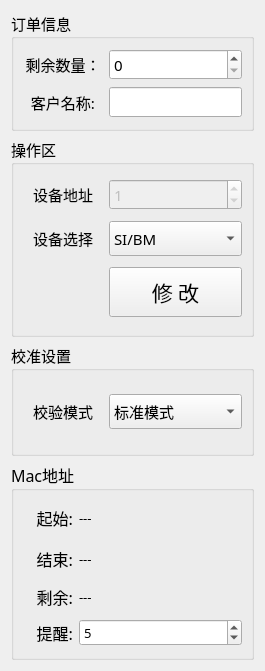
ChinaClever/PDU-MonitorDebug, file PDU-MonitorDebug/setting/set_workwid.ui: the form before one commit.
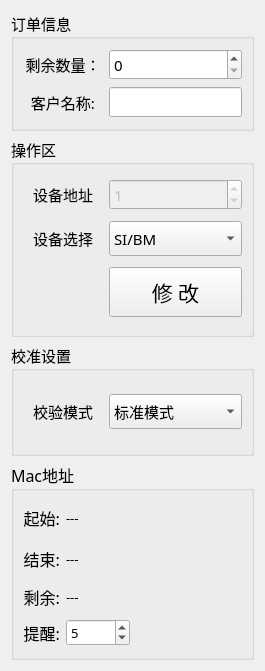
The form after the commit.

Patch:
```diff
--- a/PDU-MonitorDebug/setting/set_workwid.ui
+++ b/PDU-MonitorDebug/setting/set_workwid.ui
@@ -337,19 +337,6 @@
         </property>
        </widget>
       </item>
-      <item row="0" column="1">
-       <widget class="QLabel" name="startMacLab">
-        <property name="font">
-         <font>
-          <family>宋体</family>
-          <pointsize>10</pointsize>
-         </font>
-        </property>
-        <property name="text">
-         <string>---</string>
-        </property>
-       </widget>
-      </item>
       <item row="1" column="0">
        <widget class="QLabel" name="label_12">
         <property name="minimumSize">
@@ -372,19 +359,6 @@
         </property>
        </widget>
       </item>
-      <item row="1" column="1">
-       <widget class="QLabel" name="endMacLab">
-        <property name="font">
-         <font>
-          <family>宋体</family>
-          <pointsize>10</pointsize>
-         </font>
-        </property>
-        <property name="text">
-         <string>---</string>
-        </property>
-       </widget>
-      </item>
       <item row="2" column="0">
        <widget class="QLabel" name="label_13">
         <property name="minimumSize">
@@ -407,19 +381,6 @@
         </property>
        </widget>
       </item>
-      <item row="2" column="1">
-       <widget class="QLabel" name="cntMacLab">
-        <property name="font">
-         <font>
-          <family>宋体</family>
-          <pointsize>10</pointsize>
-         </font>
-        </property>
-        <property name="text">
-         <string>---</string>
-        </property>
-       </widget>
-      </item>
       <item row="3" column="0">
        <widget class="QLabel" name="label_14">
         <property name="minimumSize">
@@ -470,6 +431,58 @@
         </property>
        </widget>
       </item>
+      <item row="3" column="2">
+       <spacer name="horizontalSpacer">
+        <property name="orientation">
+         <enum>Qt::Horizontal</enum>
+        </property>
+        <property name="sizeHint" stdset="0">
+         <size>
+          <width>116</width>
+          <height>20</height>
+         </size>
+        </property>
+       </spacer>
+      </item>
+      <item row="0" column="1" colspan="2">
+       <widget class="QLabel" name="startMacLab">
+        <property name="font">
+         <font>
+          <family>宋体</family>
+          <pointsize>10</pointsize>
+         </font>
+        </property>
+        <property name="text">
+         <string>---</string>
+        </property>
+       </widget>
+      </item>
+      <item row="1" column="1" colspan="2">
+       <widget class="QLabel" name="endMacLab">
+        <property name="font">
+         <font>
+          <family>宋体</family>
+          <pointsize>10</pointsize>
+         </font>
+        </property>
+        <property name="text">
+         <string>---</string>
+        </property>
+       </widget>
+      </item>
+      <item row="2" column="1" colspan="2">
+       <widget class="QLabel" name="cntMacLab">
+        <property name="font">
+         <font>
+          <family>宋体</family>
+          <pointsize>10</pointsize>
+         </font>
+        </property>
+        <property name="text">
+         <string>---</string>
+        </property>
+       </widget>
+      </item>
      </layout>
     </widget>
    </item>
```
